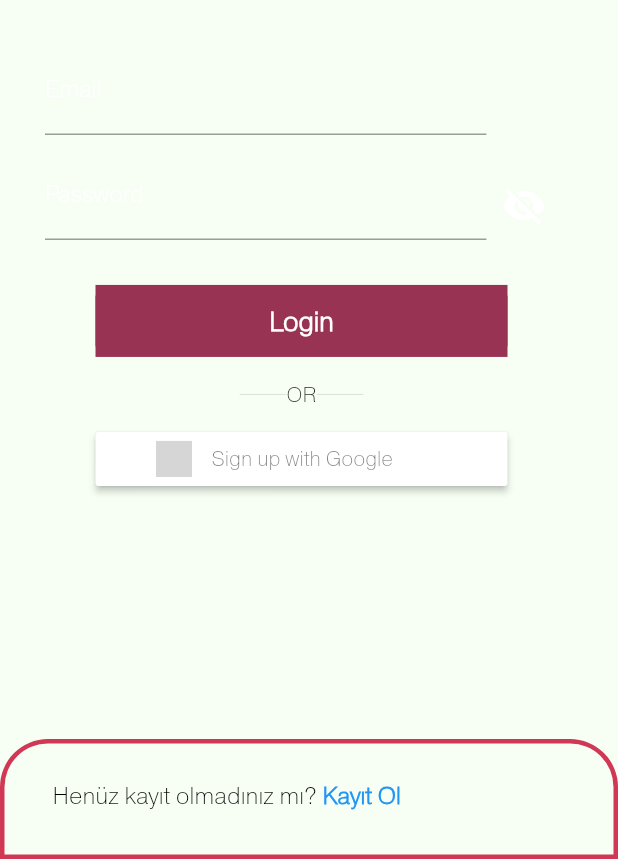
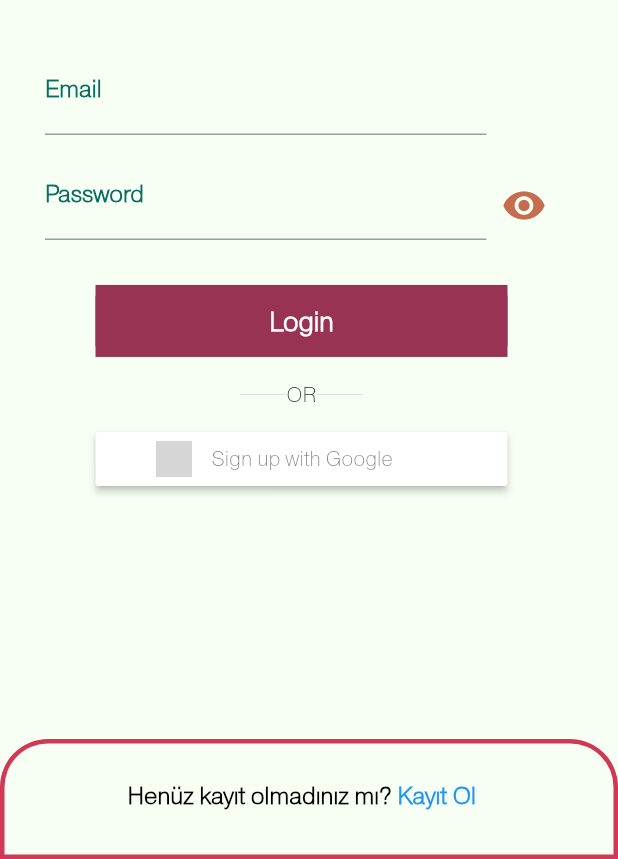
Before and after one commit to DSC-Turkey/proleg, a Flutter app: the screen it shows after launch, on a phone screen of 412 x 824 dp, the part 377-1236 px from its top. Run offline on Flutter 3.47's test engine with Material 2 defaults, Android fonts, the phone set to English and light mode, and no system bars; our stand-ins replace bubble_bottom_bar, email_validator, firebase_auth, firebase_core, flutter_signin_button, font_awesome_flutter and 5 more; missing offline and left inert: the_validator; accounts and stored records are empty; grey boxes are pictures that could not be loaded.

Commit message:
login_imp

```diff
--- a/lib/login_page/login01.dart
+++ b/lib/login_page/login01.dart
@@ -55,7 +55,7 @@ class Logo extends StatelessWidget {
       child: Container(
         padding: EdgeInsets.only(top:20),
         alignment: Alignment.center,
-        child: Image.network('https://images-na.ssl-images-amazon.com/images/I/515cl%2B02yjL.png',width: MediaQuery.of(context).size.width/1.7,height: MediaQuery.of(context).size.height/5)
+        child : FadeAnimation(0.3,Image.asset('assets/image/logo.jpg',width: MediaQuery.of(context).size.width/1.3)),
       )
     );
   }
@@ -69,7 +69,8 @@ class LogoIcon extends StatelessWidget {
     return Container(
       child: Container(
         alignment: Alignment.center,
-        child: Image.network('https://images-na.ssl-images-amazon.com/images/I/515cl%2B02yjL.png',width: 70,height: 70)
+        child: FadeAnimation(0.3,Image.asset('assets/image/logo.jpg',width: MediaQuery.of(context).size.width/1.3),
+        )
       )
     );
   }
@@ -130,13 +131,14 @@ class _FormFieldState extends State<FormField> {
                       width: MediaQuery.of(context).size.width/1.4,
                       child: TextFormField(//email
                         controller: _emailController,
+                        style: TextStyle(fontWeight: FontWeight.bold),
                         decoration: new InputDecoration(
                           labelText: 'Email',
-                          labelStyle: TextStyle(color:Colors.white),
+                          labelStyle: TextStyle(color:Color(0xff086d5d),fontWeight: FontWeight.bold),
                           focusColor: Colors.white,
                           focusedBorder: new UnderlineInputBorder(
                             borderSide: BorderSide(
-                              color:Colors.white,
+                              color:Color(0xff6eddfc),
                               width: 2.0
                             )
                           )
@@ -162,13 +164,14 @@ class _FormFieldState extends State<FormField> {
                       child: TextFormField(//password
                         obscureText: passwordVisibility,
                         controller: _passwordController,
+                        style: TextStyle(fontWeight: FontWeight.bold),
                         decoration: new InputDecoration(
                           labelText: 'Password',
-                          labelStyle: TextStyle(color:Colors.white),
-                          focusColor: Colors.white,
+                          labelStyle: TextStyle(color:Color(0xff086d5d)),
+                          focusColor: Color(0xff6eddfc),
                           focusedBorder: new UnderlineInputBorder(
                             borderSide: BorderSide(
-                              color:Colors.white,
+                              color:Color(0xff6eddfc),
                               width: 2.0
                             )
                           )
@@ -186,7 +189,7 @@ class _FormFieldState extends State<FormField> {
                       onTap: _passwordToggle,
                       child: Container(
                         padding: EdgeInsets.only(top:14),
-                        child: Icon(!passwordVisibility ? Icons.remove_red_eye : Icons.visibility_off ,size: 30,color: Colors.white),
+                        child: Icon(passwordVisibility ? Icons.remove_red_eye : Icons.visibility_off ,size: 30,color: Color(0xffc66d4f)),
                       )
                     )
                   ],
@@ -408,17 +411,16 @@ class Header extends StatelessWidget {
       top: topMargin,
       left: 0,
       child: Padding(
-        padding: EdgeInsets.all(0.0),
+        padding: EdgeInsets.only(left:50.0),
         child: Row(
           mainAxisAlignment: MainAxisAlignment.center,
           children: [
             Text(
               'Henüz kayıt olmadınız mı?',
               style: TextStyle(
-
                 fontSize: fontSize,
                 color: Colors.black,
-                fontWeight: FontWeight.w500,
+                fontWeight: FontWeight.bold,
               ),
               textAlign: TextAlign.center,
             ),
@@ -462,6 +464,7 @@ class FormUpField extends StatefulWidget {
 
 class _FormUpFieldState extends State<FormUpField> {
   final FirebaseAuth _auth = FirebaseAuth.instance;
+  bool passwordVisibility = true;
   final TextEditingController _signEmail = TextEditingController();
 
   final TextEditingController _signPassword = TextEditingController();
@@ -470,10 +473,17 @@ class _FormUpFieldState extends State<FormUpField> {
   final TextEditingController _nameSurname = TextEditingController();
 
   final GlobalKey<FormState> _formKey = GlobalKey<FormState>();
+  void _passwordToggle(){
+    setState((){
+      passwordVisibility = ! passwordVisibility;
+    });
+  }
   bool _success = true;
   String _message;
+
   @override
   Widget build(BuildContext context) {
+
     return Container(
       child: Container(
         width: MediaQuery.of(context).size.width,
@@ -573,10 +583,10 @@ class _FormUpFieldState extends State<FormUpField> {
                     ),
                     SizedBox(width:10),
                     GestureDetector(
-                      onTap: (){},
+                      onTap: (){_passwordToggle();},
                       child: Container(
                         padding: EdgeInsets.only(top:14),
-                        child: Icon(!false ? Icons.remove_red_eye : Icons.visibility_off ,size: 30,color: Colors.blue),
+                        child: Icon(passwordVisibility ? Icons.remove_red_eye : Icons.visibility_off ,size: 30,color: Colors.blue),
                       )
                     )
                   ],
```
